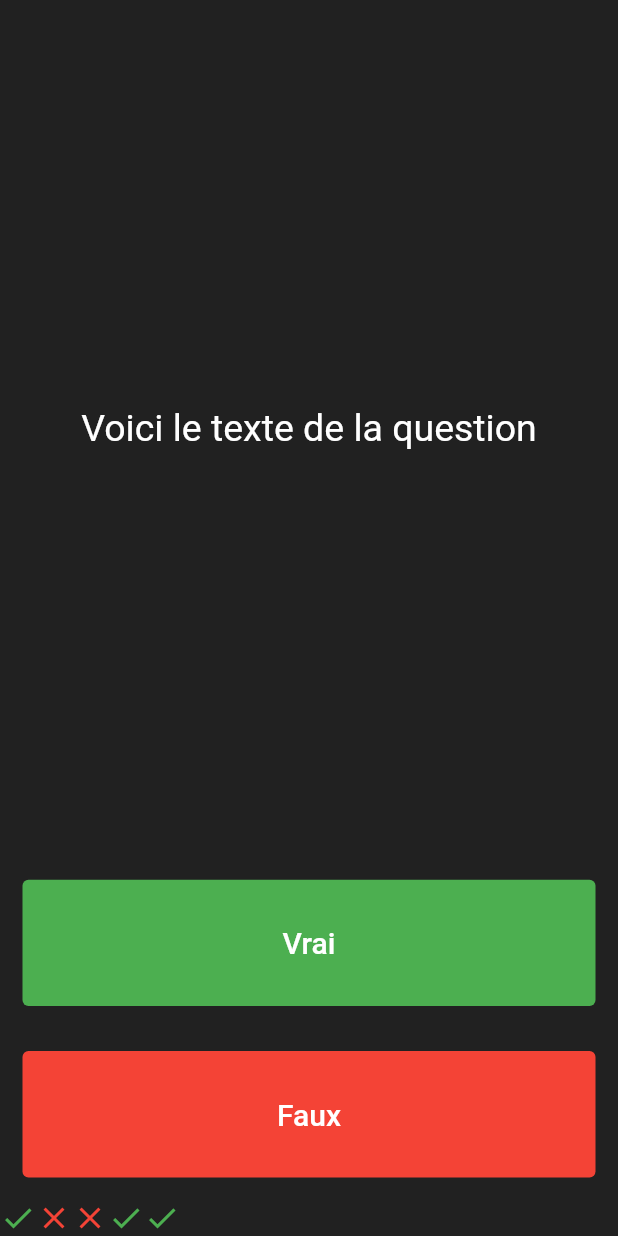
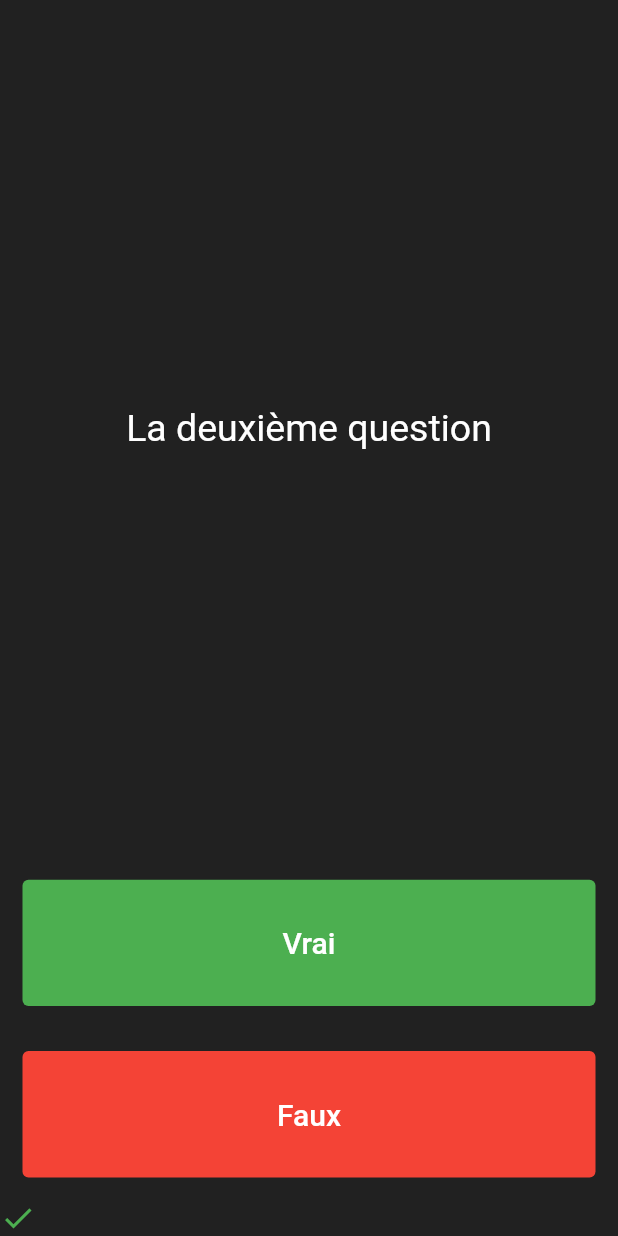
Before and after one commit to raytoban/quizz, a Flutter app: the screen it shows after launch, after a tap on "Vrai", on a phone screen of 412 x 824 dp. Run offline on Flutter 3.47's test engine with Material 2 defaults, Android fonts, the phone set to English and light mode, and no system bars.

Commit message:
question

```diff
--- a/lib/main.dart
+++ b/lib/main.dart
@@ -14,13 +14,11 @@ class QuizzApp extends StatefulWidget {
 }
 
 class _QuizzAppState extends State<QuizzApp> {
-  List<Icon> listIcons = [
-    Icon(Icons.check, color: Colors.green),
-    Icon(Icons.close, color: Colors.red),
-    Icon(Icons.close, color: Colors.red),
-    Icon(Icons.check, color: Colors.green),
-    Icon(Icons.check, color: Colors.green),
+  List<String> listQuestions = [
+    "voici la première question",
+    "La deuxième question"
   ];
+  List<Icon> listIcons = [];
   @override
   Widget build(BuildContext context) {
     return MaterialApp(
@@ -36,7 +34,7 @@ class _QuizzAppState extends State<QuizzApp> {
                   padding: const EdgeInsets.symmetric(horizontal: 10.0),
                   child: Center(
                     child: Text(
-                      "Voici le texte de la question",
+                      listQuestions[1],
                       style: TextStyle(color: Colors.white, fontSize: 25.0),
                     ),
                   ),
@@ -49,7 +47,11 @@ class _QuizzAppState extends State<QuizzApp> {
                       style: ButtonStyle(
                           backgroundColor:
                               MaterialStateProperty.all<Color>(Colors.green)),
-                      onPressed: () {},
+                      onPressed: () {
+                        setState(() {
+                          listIcons.add(Icon(Icons.check, color: Colors.green));
+                        });
+                      },
                       child: const Text("Vrai",
                           style:
                               TextStyle(color: Colors.white, fontSize: 20.0))),
@@ -62,7 +64,11 @@ class _QuizzAppState extends State<QuizzApp> {
                       style: ButtonStyle(
                           backgroundColor:
                               MaterialStateProperty.all<Color>(Colors.red)),
-                      onPressed: () {},
+                      onPressed: () {
+                        setState(() {
+                          listIcons.add(Icon(Icons.close, color: Colors.red));
+                        });
+                      },
                       child: const Text("Faux",
                           style:
                               TextStyle(color: Colors.white, fontSize: 20.0))),
```
